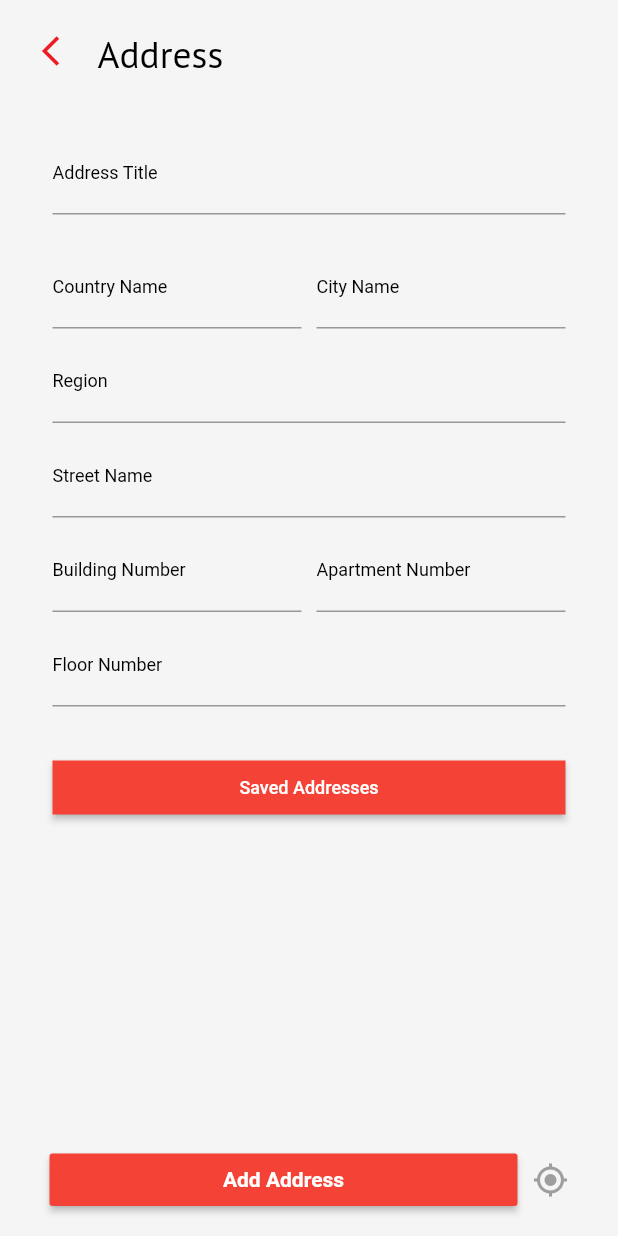
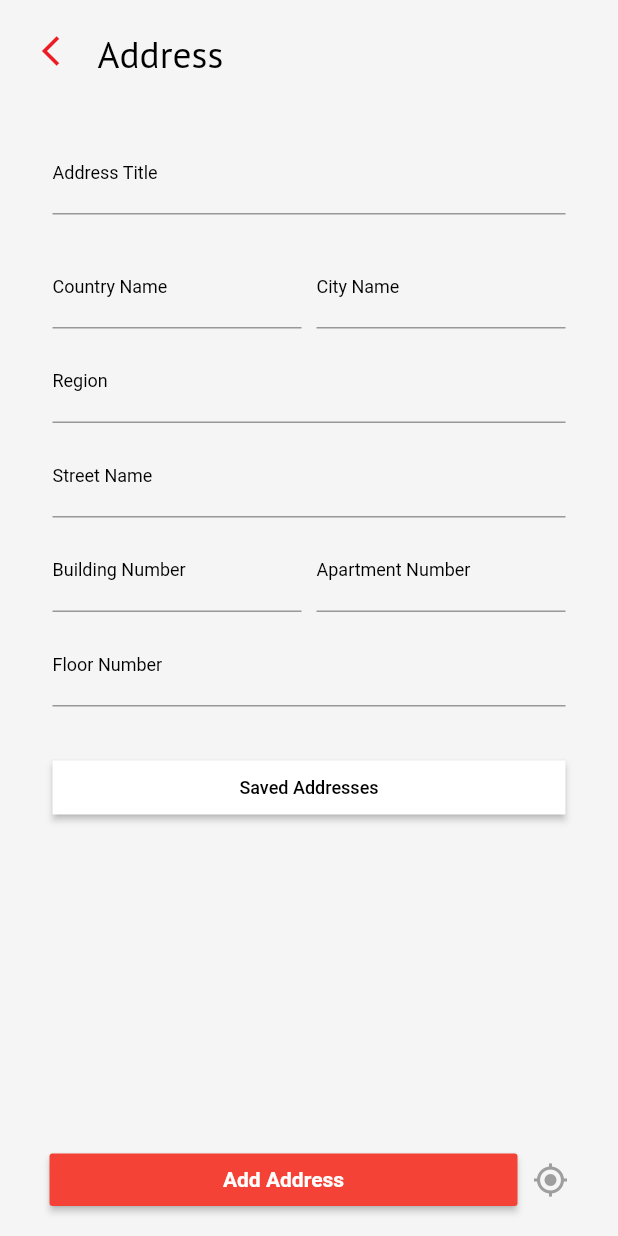
Before and after one commit to HashemAlhariry/Burger-Joint, a Flutter app: the UserAddress screen opened directly, on a phone screen of 412 x 824 dp. Run offline on Flutter 3.47's test engine with Material 2 defaults, Android fonts, the phone set to English and light mode, and no system bars; our stand-ins replace fluttertoast, font_awesome_flutter, geocoding, geolocator, google_fonts, shared_preferences and 1 more; accounts and stored records are empty; Roboto replaces fonts that are missing (JOSEF).

Commit message:
-user saved address screen -enhance design with login and sign up error

```diff
--- a/lib/Screens/Profile/Addresses/user_add_address.dart
+++ b/lib/Screens/Profile/Addresses/user_add_address.dart
@@ -129,8 +129,8 @@ class _UserAddressState extends State<UserAddress> {
                                               builder: (context) =>
                                                   UserSavedAddress(1))),
                                       style: ElevatedButton.styleFrom(
-                                        primary: Colors.red,
-                                        onPrimary: Colors.white,
+                                        primary: Colors.white,
+                                        onPrimary: Colors.black,
                                         shape: RoundedRectangleBorder(
                                           borderRadius: BorderRadius.circular(0.0),
                                         ),
```
